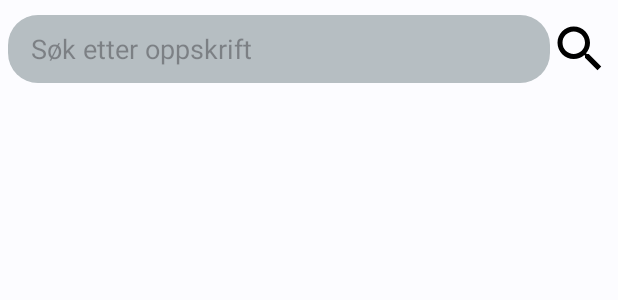
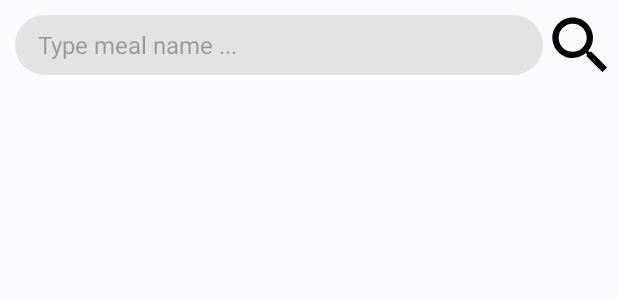
Before and after one commit to Keezpaa/MatOppskrifter, an Android app: the layout fragment_sok.xml on its own in the app's theme, with its tools: preview values and no code run, on a phone screen of 412 x 824 dp. Shown: the top 300 px of the screen. Run offline under Robolectric (Android 15) with nearby library versions, the phone set to English and light mode, and no system bars.

Commit message:
Gjort endringer i søkfragment og søkviewmodel.

```diff
--- a/app/src/main/java/no/kasperi/matoppskrifter/adapters/OppskriftAdapter.kt
+++ b/app/src/main/java/no/kasperi/matoppskrifter/adapters/OppskriftAdapter.kt
@@ -12,6 +12,8 @@ import no.kasperi.matoppskrifter.pojo.Meal
 class OppskriftAdapter : RecyclerView.Adapter<OppskriftAdapter.FavorittAdapterViewHolder>() {
     var onItemClick:((Meal) -> Unit)?= null
     private lateinit var onFavorittClickListener: OnFavorittClickListener
+    private lateinit var setOnMealClickListener: SetOnMealClickListener
+
     inner class FavorittAdapterViewHolder(val binding:OppskriftElementBinding) : RecyclerView.ViewHolder(binding.root)
 
     private val diffUtil = object : DiffUtil.ItemCallback<Meal>() {
@@ -55,5 +57,7 @@ class OppskriftAdapter : RecyclerView.Adapter<OppskriftAdapter.FavorittAdapterVi
         this.onFavorittClickListener = onFavorittClickListener
     }
 
-
+    interface SetOnMealClickListener {
+        fun setOnClickListener(meal: Meal)
+    }
 }
--- a/app/src/main/java/no/kasperi/matoppskrifter/ui/profil/ProfilFragment.kt
+++ b/app/src/main/java/no/kasperi/matoppskrifter/ui/profil/ProfilFragment.kt
@@ -136,7 +136,7 @@ class ProfilFragment: AbstractFragment(R.layout.fragment_profil) {
         }
     }
 
-    @SuppressLint("QueryPermissionsNeeded")
+
     private fun takePictureIntent() {
         Intent(MediaStore.ACTION_IMAGE_CAPTURE).also { pictureIntent ->
             pictureIntent.resolveActivity(activity?.packageManager!!)?.also {
@@ -151,7 +151,7 @@ class ProfilFragment: AbstractFragment(R.layout.fragment_profil) {
         startActivityForResult(intent, IMAGE_PICK_CODE)
     }
 
-    @Deprecated("Deprecated in Java")
+
     override fun onActivityResult(requestCode: Int, resultCode: Int, data: Intent?) {
         super.onActivityResult(requestCode, resultCode, data)
 
@@ -169,7 +169,7 @@ class ProfilFragment: AbstractFragment(R.layout.fragment_profil) {
         }
     }
 
-    @Deprecated("Deprecated in Java")
+
     override fun onRequestPermissionsResult(
         requestCode: Int,
         permissions: Array<out String>,
--- /dev/null
+++ b/app/src/main/res/drawable/soke_box_bakgrunn.xml
@@ -0,0 +1,7 @@
+<?xml version="1.0" encoding="utf-8"?>
+<shape xmlns:android="http://schemas.android.com/apk/res/android"
+    android:shape="rectangle">
+    <solid android:color="#E3E3E3"/>
+    <corners android:radius="20dp"/>
+
+</shape>
--- a/app/src/main/res/layout/fragment_sok.xml
+++ b/app/src/main/res/layout/fragment_sok.xml
@@ -6,48 +6,75 @@
     xmlns:app="http://schemas.android.com/apk/res-auto"
     tools:context=".fragmenter.SokFragment">
 
-    <LinearLayout
-        android:id="@+id/linear_sok"
-        android:layout_width="0dp"
-        android:layout_height="wrap_content"
+    <EditText
+        android:id="@+id/et_sokefelt"
+        android:layout_width="match_parent"
+        android:layout_height="40dp"
+        android:layout_marginTop="10dp"
+        android:layout_marginStart="10dp"
+        android:layout_marginEnd="50dp"
         app:layout_constraintStart_toStartOf="parent"
         app:layout_constraintTop_toTopOf="parent"
         app:layout_constraintEnd_toEndOf="parent"
-        android:orientation="horizontal"
-        android:layout_marginStart="5dp"
-        android:layout_marginEnd="5dp"
-        android:layout_marginTop="10dp">
+        android:background="@drawable/soke_box_bakgrunn"
+        android:paddingLeft="15dp"
+        android:hint="Type meal name ..."
+        android:textSize="16sp"
+        android:inputType="text"
+        android:maxLines="1"/>
 
-    <EditText
-        android:layout_width="0dp"
-        android:layout_height="45dp"
-        android:id="@+id/edt_sok_box"
-        android:layout_weight="1"
-        android:paddingStart="15dp"
-        android:paddingEnd="15dp"
-        android:background="@drawable/sok_box_bakgrunn"
-        android:hint="Søk etter oppskrift"/>
+    <ImageView
+        android:id="@+id/ikon_sokeknapp"
+        android:layout_width="50dp"
+        android:layout_height="50dp"
+        android:src="@drawable/ic_search"
+        app:layout_constraintStart_toEndOf="@id/et_sokefelt"
+        app:layout_constraintBottom_toBottomOf="@id/et_sokefelt"
+        app:layout_constraintTop_toTopOf="@id/et_sokefelt"/>
 
-        <ImageView
-            android:id="@+id/img_sok"
-            android:layout_width="40dp"
-            android:layout_height="40dp"
-            android:src="@drawable/ic_search"
-            app:tint="@color/black"
-            android:layout_gravity="center"/>
-    </LinearLayout>
-
-    <androidx.recyclerview.widget.RecyclerView
-        android:id="@+id/rec_sok_oppskrift"
-        android:layout_width="0dp"
-        android:layout_height="0dp"
+    <androidx.cardview.widget.CardView
+        android:id="@+id/oppskrift_kort"
+        android:visibility="invisible"
+        android:layout_width="match_parent"
+        android:layout_height="220dp"
+        app:layout_constraintTop_toBottomOf="@id/et_sokefelt"
         app:layout_constraintStart_toStartOf="parent"
         app:layout_constraintEnd_toEndOf="parent"
-        app:layout_constraintTop_toBottomOf="@id/linear_sok"
-        app:layout_constraintBottom_toBottomOf="parent"
-        android:layout_marginTop="10dp"
-        android:layout_marginStart="5dp"
-        android:layout_marginEnd="5dp"/>
+        android:layout_marginTop="40dp"
+        android:layout_marginStart="10dp"
+        android:layout_marginEnd="10dp"
+        android:elevation="5dp"
+        app:cardCornerRadius="10dp"
+        app:cardUseCompatPadding="true">
 
+        <androidx.constraintlayout.widget.ConstraintLayout
+            android:layout_width="match_parent"
+            android:layout_height="match_parent">
+
+            <ImageView
+                android:id="@+id/bilde_oppskrift_kort"
+                android:layout_width="match_parent"
+                android:layout_height="170dp"
+                app:layout_constraintTop_toTopOf="parent"
+                app:layout_constraintStart_toStartOf="parent"
+                app:layout_constraintEnd_toEndOf="parent"
+                android:scaleType="centerCrop"/>
+
+            <TextView
+                android:id="@+id/tv_oppskrift_kort"
+                android:layout_width="match_parent"
+                android:layout_height="wrap_content"
+                app:layout_constraintBottom_toBottomOf="parent"
+                app:layout_constraintTop_toBottomOf="@id/bilde_oppskrift_kort"
+                app:layout_constraintStart_toStartOf="parent"
+                app:layout_constraintEnd_toEndOf="parent"
+                android:textSize="20sp"
+                android:textStyle="bold"
+                android:textColor="@color/black"
+                android:gravity="center"
+                />
+
+        </androidx.constraintlayout.widget.ConstraintLayout>
+    </androidx.cardview.widget.CardView>
 
 </androidx.constraintlayout.widget.ConstraintLayout>
```
Also changed, not shown: app/src/main/java/no/kasperi/matoppskrifter/fragmenter/SokFragment.kt (+41 -38 lines), app/src/main/java/no/kasperi/matoppskrifter/viewModel/HjemViewModel.kt (+0 -18 lines), app/src/main/java/no/kasperi/matoppskrifter/viewModel/SokViewModel.kt (+15 -16 lines), app/src/main/res/layout/activity_intro.xml (+1 -23 lines), app/src/main/res/layout/enkel_oppskrift_kort.xml (added, +36 -0 lines).
